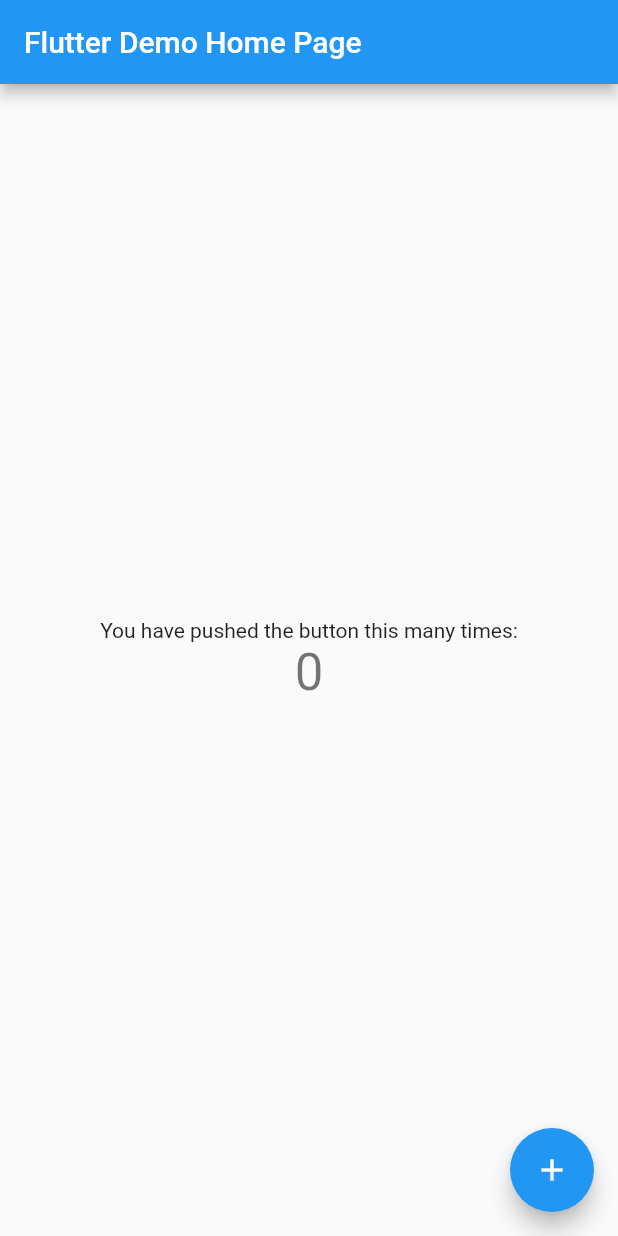
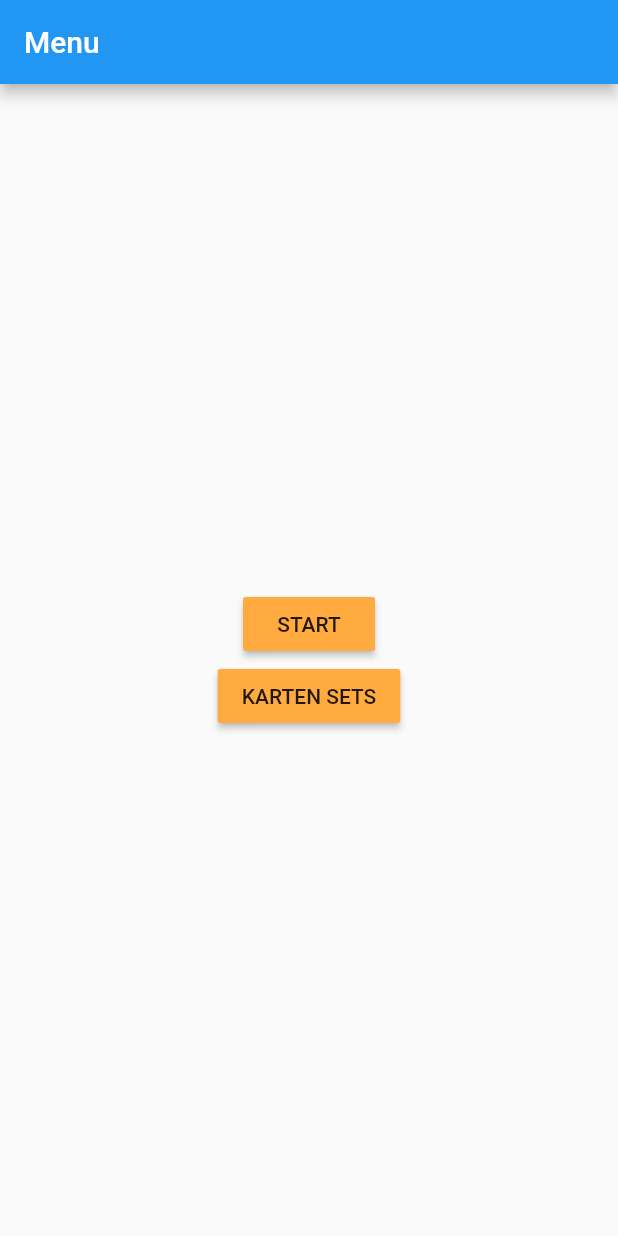
Before and after one commit to dasanten/YourDrinkinggame, a Flutter app: the screen it shows after launch, on a phone screen of 412 x 824 dp. Run offline on Flutter 3.47's test engine with Material 2 defaults, Android fonts, the phone set to English and light mode, and no system bars.

Commit message:
Added Player adding and basic Themes

```diff
--- a/flutter_frontend/your_drinking_game_app/lib/main.dart
+++ b/flutter_frontend/your_drinking_game_app/lib/main.dart
@@ -1,117 +1,48 @@
 import 'package:flutter/material.dart';
+import 'game/PlayerInput.dart';
 
 void main() {
-  runApp(MyApp());
+  runApp(MaterialApp(
+    title: 'Dein Trinkspiel',
+    theme: ThemeData(
+      primaryColor: Colors.blue,
+      primaryColorDark: Colors.blueAccent,
+      accentColor: Colors.orangeAccent,
+      buttonColor: Colors.orangeAccent,
+    ),
+    darkTheme: ThemeData.dark(),
+    home: Menu(),
+  ));
 }
 
-class MyApp extends StatelessWidget {
+class Menu extends StatelessWidget {
   // This widget is the root of your application.
   @override
   Widget build(BuildContext context) {
-    return MaterialApp(
-      title: 'Flutter Demo',
-      theme: ThemeData(
-        // This is the theme of your application.
-        //
-        // Try running your application with "flutter run". You'll see the
-        // application has a blue toolbar. Then, without quitting the app, try
-        // changing the primarySwatch below to Colors.green and then invoke
-        // "hot reload" (press "r" in the console where you ran "flutter run",
-        // or simply save your changes to "hot reload" in a Flutter IDE).
-        // Notice that the counter didn't reset back to zero; the application
-        // is not restarted.
-        primarySwatch: Colors.blue,
-        // This makes the visual density adapt to the platform that you run
-        // the app on. For desktop platforms, the controls will be smaller and
-        // closer together (more dense) than on mobile platforms.
-        visualDensity: VisualDensity.adaptivePlatformDensity,
+    return Scaffold(
+      appBar: AppBar(
+        title: Text('Menu'),
       ),
-      home: MyHomePage(title: 'Flutter Demo Home Page'),
+      body: Center(
+        child: Column(
+          mainAxisAlignment: MainAxisAlignment.center,
+          children: [
+            RaisedButton(
+              child: Text('START'),
+              onPressed: (){
+                Navigator.push(
+                  context,
+                  MaterialPageRoute(builder: (context) => PlayerInput()),
+                );
+              },
+            ),
+            RaisedButton(
+              child: Text('KARTEN SETS'),
+              onPressed: () {},
+            )
+          ],
+        ),
+      )
     );
   }
 }
-
-class MyHomePage extends StatefulWidget {
-  MyHomePage({Key key, this.title}) : super(key: key);
-
-  // This widget is the home page of your application. It is stateful, meaning
-  // that it has a State object (defined below) that contains fields that affect
-  // how it looks.
-
-  // This class is the configuration for the state. It holds the values (in this
-  // case the title) provided by the parent (in this case the App widget) and
-  // used by the build method of the State. Fields in a Widget subclass are
-  // always marked "final".
-
-  final String title;
-
-  @override
-  _MyHomePageState createState() => _MyHomePageState();
-}
-
-class _MyHomePageState extends State<MyHomePage> {
-  int _counter = 0;
-
-  void _incrementCounter() {
-    setState(() {
-      // This call to setState tells the Flutter framework that something has
-      // changed in this State, which causes it to rerun the build method below
-      // so that the display can reflect the updated values. If we changed
-      // _counter without calling setState(), then the build method would not be
-      // called again, and so nothing would appear to happen.
-      _counter++;
-    });
-  }
-
-  @override
-  Widget build(BuildContext context) {
-    // This method is rerun every time setState is called, for instance as done
-    // by the _incrementCounter method above.
-    //
-    // The Flutter framework has been optimized to make rerunning build methods
-    // fast, so that you can just rebuild anything that needs updating rather
-    // than having to individually change instances of widgets.
-    return Scaffold(
-      appBar: AppBar(
-        // Here we take the value from the MyHomePage object that was created by
-        // the App.build method, and use it to set our appbar title.
-        title: Text(widget.title),
-      ),
-      body: Center(
-        // Center is a layout widget. It takes a single child and positions it
-        // in the middle of the parent.
-        child: Column(
-          // Column is also a layout widget. It takes a list of children and
-          // arranges them vertically. By default, it sizes itself to fit its
-          // children horizontally, and tries to be as tall as its parent.
-          //
-          // Invoke "debug painting" (press "p" in the console, choose the
-          // "Toggle Debug Paint" action from the Flutter Inspector in Android
-          // Studio, or the "Toggle Debug Paint" command in Visual Studio Code)
-          // to see the wireframe for each widget.
-          //
-          // Column has various properties to control how it sizes itself and
-          // how it positions its children. Here we use mainAxisAlignment to
-          // center the children vertically; the main axis here is the vertical
-          // axis because Columns are vertical (the cross axis would be
-          // horizontal).
-          mainAxisAlignment: MainAxisAlignment.center,
-          children: <Widget>[
-            Text(
-              'You have pushed the button this many times:',
-            ),
-            Text(
-              '$_counter',
-              style: Theme.of(context).textTheme.headline4,
-            ),
-          ],
-        ),
-      ),
-      floatingActionButton: FloatingActionButton(
-        onPressed: _incrementCounter,
-        tooltip: 'Increment',
-        child: Icon(Icons.add),
-      ), // This trailing comma makes auto-formatting nicer for build methods.
-    );
-  }
-}
```
Also changed, not shown: flutter_frontend/your_drinking_game_app/lib/game/PlayerInput.dart (added, +111 -0 lines), flutter_frontend/your_drinking_game_app/pubspec.lock, 1 other file.
